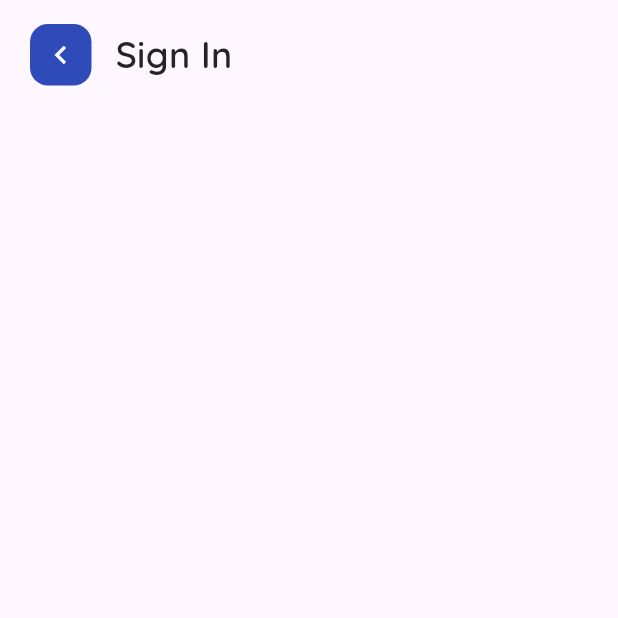
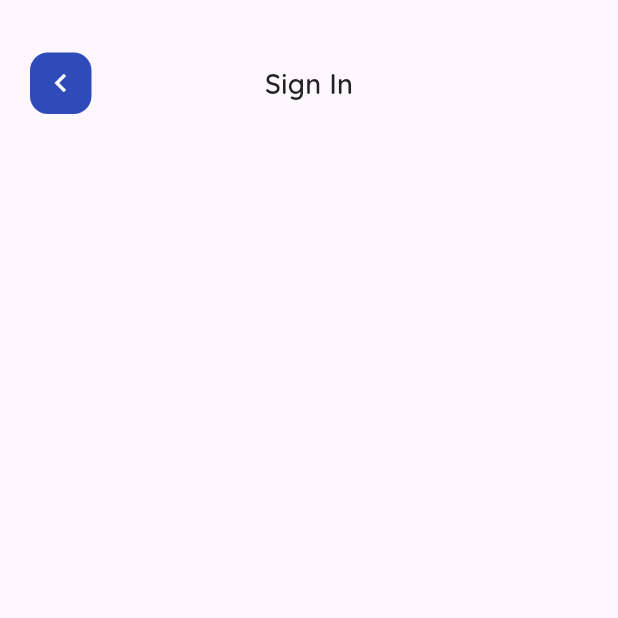
Before and after one commit to DzaakhIdn/wanderly, a Flutter app: the SigninFormScreen screen opened by its route, on a phone screen of 412 x 824 dp, the top half of it. Run offline on Flutter 3.47's test engine with Material 3 defaults, Android fonts, the phone set to English and light mode, and no system bars; our stand-ins replace google_fonts, sizer; missing offline and left inert: colorful_iconify_flutter, iconify_flutter.

Commit message:
ayy lov u

```diff
--- a/lib/screens/auth/signin_form_screen.dart
+++ b/lib/screens/auth/signin_form_screen.dart
@@ -16,7 +16,7 @@ class _SigninFormScreenState extends State<SigninFormScreen> {
       body: Column(
         children: [
           Padding(
-            padding: const EdgeInsets.symmetric(horizontal: 20, vertical: 16),
+            padding: const EdgeInsets.symmetric(horizontal: 20, vertical: 35),
             child: Row(
               children: [
                 GestureDetector(
@@ -35,21 +35,29 @@ class _SigninFormScreenState extends State<SigninFormScreen> {
                     ),
                   ),
                 ),
-                const SizedBox(width: 16),
-                Text(
-                  "Sign In",
-                  style: GoogleFonts.quicksand(
-                    fontSize: 24,
-                    fontWeight: FontWeight.w600,
-                    color: const Color(0xFF242424),
+                Expanded(
+                  child: Center(
+                    child: Text(
+                      "Sign In",
+                      style: GoogleFonts.quicksand(
+                        fontSize: 18,
+                        fontWeight: FontWeight.w600,
+                        color: const Color(0xFF222222),
+                      ),
+                    ),
                   ),
                 ),
+                SizedBox(width: 41),
               ],
             ),
           ),
           Expanded(
-            child: Container(
-              // Konten halaman di sini
+            child: Padding(
+              padding: EdgeInsetsGeometry.only(top: 35, right: 30, left: 30),
+              child: Column(children: [
+
+                ],
+              ),
             ),
           ),
         ],
```
Also changed, not shown: lib/screens/auth/signin_screen.dart (+27 -4 lines).
